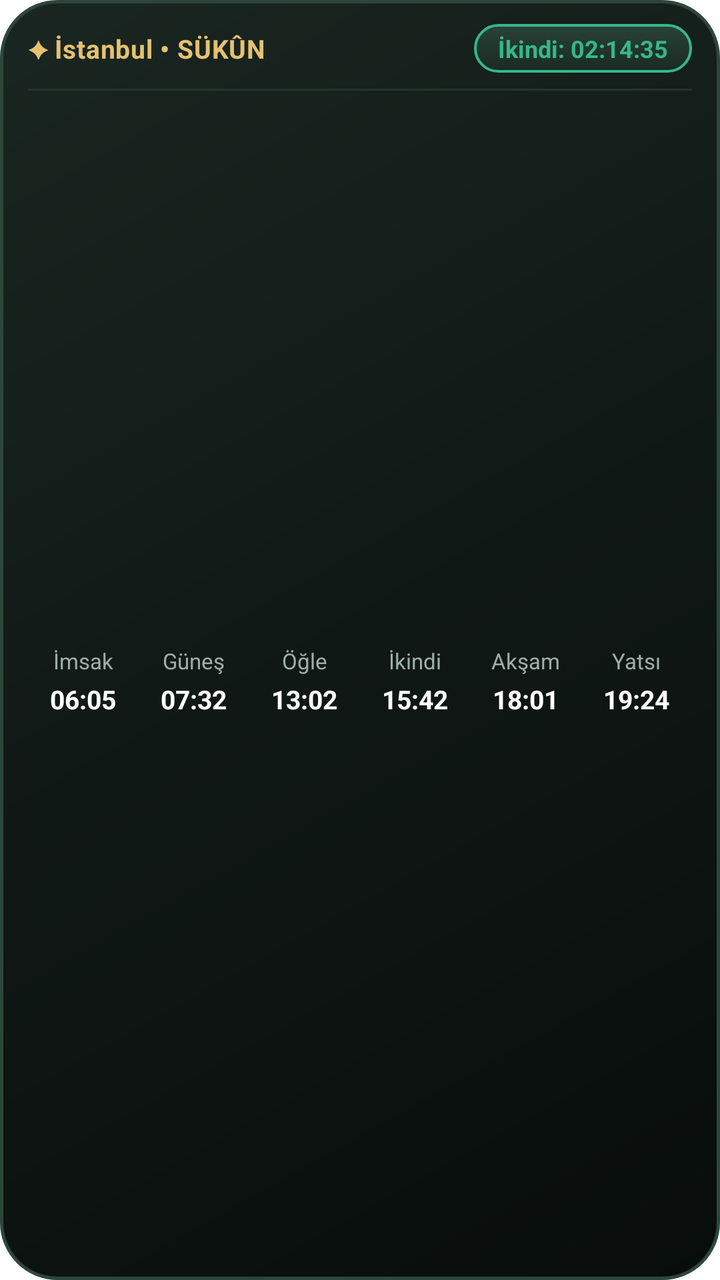
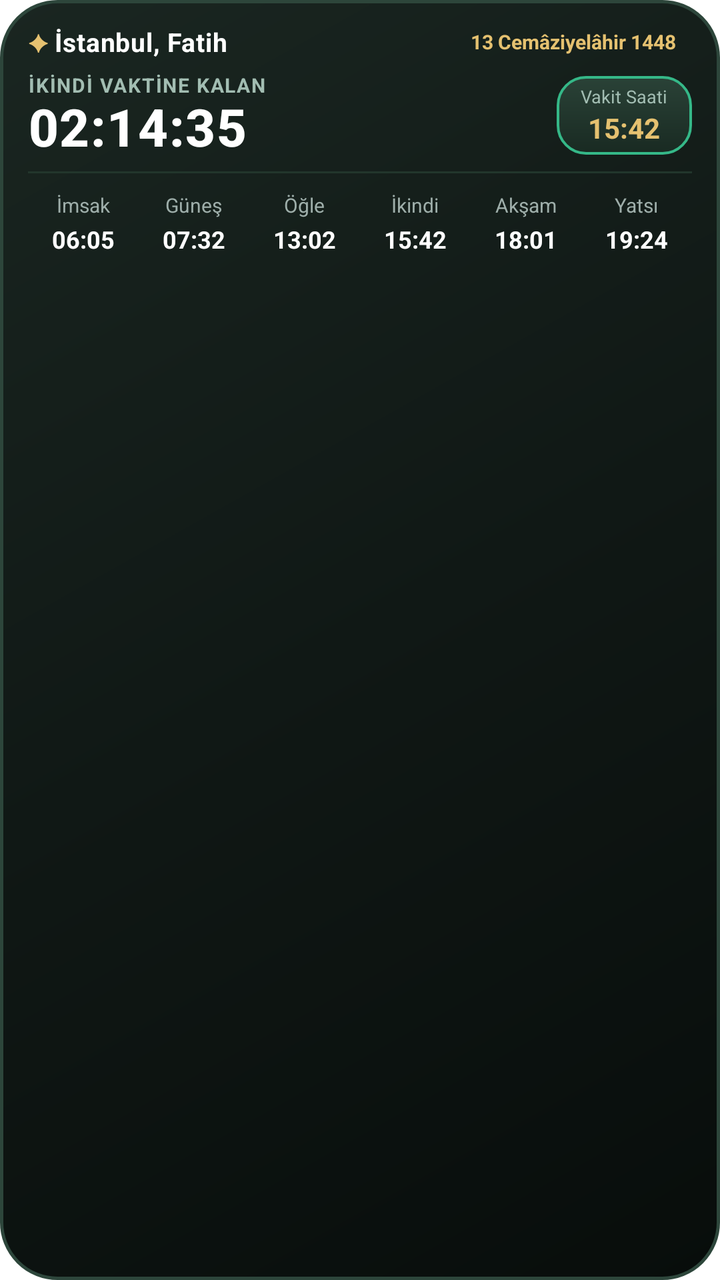

An Android layout rendered at two revisions. The XML below is the earlier revision; the diff shows what the commit changed to produce the second picture.
<!-- AndroidManifest.xml: fallback theme Theme.MaterialComponents.DayNight.NoActionBar -->
<!-- res/layout/sukun_widget_medium_layout.xml -->
<?xml version="1.0" encoding="utf-8"?>
<LinearLayout xmlns:android="http://schemas.android.com/apk/res/android"
    android:id="@+id/widget_medium_root"
    android:layout_width="match_parent"
    android:layout_height="match_parent"
    android:background="@drawable/sukun_widget_bg"
    android:orientation="vertical"
    android:paddingStart="14dp"
    android:paddingTop="12dp"
    android:paddingEnd="14dp"
    android:paddingBottom="12dp">

    
    <LinearLayout
        android:layout_width="match_parent"
        android:layout_height="wrap_content"
        android:gravity="center_vertical"
        android:orientation="horizontal">

        <LinearLayout
            android:layout_width="0dp"
            android:layout_height="wrap_content"
            android:layout_weight="1"
            android:gravity="center_vertical"
            android:orientation="horizontal">

            <TextView
                android:layout_width="wrap_content"
                android:layout_height="wrap_content"
                android:text="✦ "
                android:textColor="#E5C170"
                android:textSize="12sp" />

            <TextView
                android:id="@+id/widget_medium_location"
                android:layout_width="wrap_content"
                android:layout_height="wrap_content"
                android:ellipsize="end"
                android:letterSpacing="0.02"
                android:singleLine="true"
                android:text="İstanbul • SÜKÛN"
                android:textColor="#E5C170"
                android:textSize="13sp"
                android:textStyle="bold" />
        </LinearLayout>

        <TextView
            android:id="@+id/widget_medium_next_countdown"
            android:layout_width="wrap_content"
            android:layout_height="wrap_content"
            android:background="@drawable/sukun_widget_active_box"
            android:paddingStart="12dp"
            android:paddingTop="4dp"
            android:paddingEnd="12dp"
            android:paddingBottom="4dp"
            android:text="İkindi: 02:14:35"
            android:textColor="#35B888"
            android:textSize="12sp"
            android:textStyle="bold" />
    </LinearLayout>

    <FrameLayout
        android:layout_width="match_parent"
        android:layout_height="1dp"
        android:layout_marginTop="8dp"
        android:layout_marginBottom="8dp"
        android:background="#22362C" />

    
    <LinearLayout
        android:layout_width="match_parent"
        android:layout_height="0dp"
        android:layout_weight="1"
        android:gravity="center_vertical"
        android:orientation="horizontal">

        
        <LinearLayout
            android:id="@+id/widget_box_fajr"
            android:layout_width="0dp"
            android:layout_height="match_parent"
            android:layout_weight="1"
            android:gravity="center"
            android:orientation="vertical"
            android:paddingStart="2dp"
            android:paddingTop="4dp"
            android:paddingEnd="2dp"
            android:paddingBottom="4dp">
            <TextView
                android:id="@+id/widget_label_fajr"
                android:layout_width="wrap_content"
                android:layout_height="wrap_content"
                android:text="İmsak"
                android:textColor="#9EAEAA"
                android:textSize="11sp" />
            <TextView
                android:id="@+id/widget_time_fajr"
                android:layout_width="wrap_content"
                android:layout_height="wrap_content"
                android:layout_marginTop="3dp"
                android:text="06:05"
                android:textColor="#FFFFFF"
                android:textSize="13sp"
                android:textStyle="bold" />
        </LinearLayout>

        
        <LinearLayout
            android:id="@+id/widget_box_sunrise"
            android:layout_width="0dp"
            android:layout_height="match_parent"
            android:layout_weight="1"
            android:gravity="center"
            android:orientation="vertical"
            android:paddingStart="2dp"
            android:paddingTop="4dp"
            android:paddingEnd="2dp"
            android:paddingBottom="4dp">
            <TextView
                android:id="@+id/widget_label_sunrise"
                android:layout_width="wrap_content"
                android:layout_height="wrap_content"
                android:text="Güneş"
                android:textColor="#9EAEAA"
                android:textSize="11sp" />
            <TextView
                android:id="@+id/widget_time_sunrise"
                android:layout_width="wrap_content"
                android:layout_height="wrap_content"
                android:layout_marginTop="3dp"
                android:text="07:32"
                android:textColor="#FFFFFF"
                android:textSize="13sp"
                android:textStyle="bold" />
        </LinearLayout>

        
        <LinearLayout
            android:id="@+id/widget_box_dhuhr"
            android:layout_width="0dp"
            android:layout_height="match_parent"
            android:layout_weight="1"
            android:gravity="center"
            android:orientation="vertical"
            android:paddingStart="2dp"
            android:paddingTop="4dp"
            android:paddingEnd="2dp"
            android:paddingBottom="4dp">
            <TextView
                android:id="@+id/widget_label_dhuhr"
                android:layout_width="wrap_content"
                android:layout_height="wrap_content"
                android:text="Öğle"
                android:textColor="#9EAEAA"
                android:textSize="11sp" />
            <TextView
                android:id="@+id/widget_time_dhuhr"
                android:layout_width="wrap_content"
                android:layout_height="wrap_content"
                android:layout_marginTop="3dp"
                android:text="13:02"
                android:textColor="#FFFFFF"
                android:textSize="13sp"
                android:textStyle="bold" />
        </LinearLayout>

        
        <LinearLayout
            android:id="@+id/widget_box_asr"
            android:layout_width="0dp"
            android:layout_height="match_parent"
            android:layout_weight="1"
            android:gravity="center"
            android:orientation="vertical"
            android:paddingStart="2dp"
            android:paddingTop="4dp"
            android:paddingEnd="2dp"
            android:paddingBottom="4dp">
            <TextView
                android:id="@+id/widget_label_asr"
                android:layout_width="wrap_content"
                android:layout_height="wrap_content"
                android:text="İkindi"
                android:textColor="#9EAEAA"
                android:textSize="11sp" />
            <TextView
                android:id="@+id/widget_time_asr"
                android:layout_width="wrap_content"
                android:layout_height="wrap_content"
                android:layout_marginTop="3dp"
                android:text="15:42"
                android:textColor="#FFFFFF"
                android:textSize="13sp"
                android:textStyle="bold" />
        </LinearLayout>

        
        <LinearLayout
            android:id="@+id/widget_box_maghrib"
            android:layout_width="0dp"
            android:layout_height="match_parent"
            android:layout_weight="1"
            android:gravity="center"
            android:orientation="vertical"
            android:paddingStart="2dp"
            android:paddingTop="4dp"
            android:paddingEnd="2dp"
            android:paddingBottom="4dp">
            <TextView
                android:id="@+id/widget_label_maghrib"
                android:layout_width="wrap_content"
                android:layout_height="wrap_content"
                android:text="Akşam"
                android:textColor="#9EAEAA"
                android:textSize="11sp" />
            <TextView
                android:id="@+id/widget_time_maghrib"
                android:layout_width="wrap_content"
                android:layout_height="wrap_content"
                android:layout_marginTop="3dp"
                android:text="18:01"
                android:textColor="#FFFFFF"
                android:textSize="13sp"
                android:textStyle="bold" />
        </LinearLayout>

        
        <LinearLayout
            android:id="@+id/widget_box_isha"
            android:layout_width="0dp"
            android:layout_height="match_parent"
            android:layout_weight="1"
            android:gravity="center"
            android:orientation="vertical"
            android:paddingStart="2dp"
            android:paddingTop="4dp"
            android:paddingEnd="2dp"
            android:paddingBottom="4dp">
            <TextView
                android:id="@+id/widget_label_isha"
                android:layout_width="wrap_content"
                android:layout_height="wrap_content"
                android:text="Yatsı"
                android:textColor="#9EAEAA"
                android:textSize="11sp" />
            <TextView
                android:id="@+id/widget_time_isha"
                android:layout_width="wrap_content"
                android:layout_height="wrap_content"
                android:layout_marginTop="3dp"
                android:text="19:24"
                android:textColor="#FFFFFF"
                android:textSize="13sp"
                android:textStyle="bold" />
        </LinearLayout>
    </LinearLayout>
</LinearLayout>
<!-- resources referenced by this layout -->
<resources>
  <!-- drawable sukun_widget_active_box (drawable) -->
  <?xml version="1.0" encoding="utf-8"?>
  <shape xmlns:android="http://schemas.android.com/apk/res/android"
      android:shape="rectangle">
      <gradient
          android:angle="270"
          android:startColor="#2A4237"
          android:endColor="#192A22"
          android:type="linear" />
      <corners android:radius="14dp" />
      <stroke
          android:width="1.2dp"
          android:color="#35B888" />
  </shape>
  <!-- drawable sukun_widget_bg (drawable) -->
  <?xml version="1.0" encoding="utf-8"?>
  <shape xmlns:android="http://schemas.android.com/apk/res/android"
      android:shape="rectangle">
      <gradient
          android:angle="315"
          android:startColor="#1A2621"
          android:centerColor="#101815"
          android:endColor="#080D0B"
          android:type="linear" />
      <corners android:radius="28dp" />
      <stroke
          android:width="1.5dp"
          android:color="#2D463B" />
  </shape>
</resources>

<!-- the commit's change to res/layout/sukun_widget_medium_layout.xml (unified diff, before → after) -->
@@ -38,39 +38,107 @@
                 android:ellipsize="end"
                 android:letterSpacing="0.02"
                 android:singleLine="true"
-                android:text="İstanbul • SÜKÛN"
-                android:textColor="#E5C170"
+                android:text="İstanbul, Fatih"
+                android:textColor="#FFFFFF"
                 android:textSize="13sp"
                 android:textStyle="bold" />
         </LinearLayout>
 
+        
         <TextView
-            android:id="@+id/widget_medium_next_countdown"
+            android:id="@+id/widget_medium_hijri_date"
             android:layout_width="wrap_content"
             android:layout_height="wrap_content"
+            android:background="@drawable/sukun_widget_transparent_box"
+            android:paddingStart="8dp"
+            android:paddingTop="2dp"
+            android:paddingEnd="8dp"
+            android:paddingBottom="2dp"
+            android:text="13 Cemâziyelâhir 1448"
+            android:textColor="#E5C170"
+            android:textSize="10sp"
+            android:textStyle="bold" />
+    </LinearLayout>
+
+    
+    <LinearLayout
+        android:layout_width="match_parent"
+        android:layout_height="wrap_content"
+        android:layout_marginTop="6dp"
+        android:gravity="center_vertical"
+        android:orientation="horizontal">
+
+        <LinearLayout
+            android:layout_width="0dp"
+            android:layout_height="wrap_content"
+            android:layout_weight="1"
+            android:orientation="vertical">
+
+            <TextView
+                android:id="@+id/widget_medium_hero_label"
+                android:layout_width="wrap_content"
+                android:layout_height="wrap_content"
+                android:letterSpacing="0.06"
+                android:text="İKİNDİ VAKTİNE KALAN"
+                android:textColor="#A2BDB2"
+                android:textSize="10sp"
+                android:textStyle="bold" />
+
+            <TextView
+                android:id="@+id/widget_medium_hero_timer"
+                android:layout_width="wrap_content"
+                android:layout_height="wrap_content"
+                android:fontFamily="sans-serif-medium"
+                android:includeFontPadding="false"
+                android:letterSpacing="0.02"
+                android:text="02:14:35"
+                android:textColor="#FFFFFF"
+                android:textSize="26sp"
+                android:textStyle="bold" />
+        </LinearLayout>
+
+        
+        <LinearLayout
+            android:layout_width="wrap_content"
+            android:layout_height="wrap_content"
             android:background="@drawable/sukun_widget_active_box"
+            android:gravity="center"
+            android:orientation="vertical"
             android:paddingStart="12dp"
             android:paddingTop="4dp"
             android:paddingEnd="12dp"
-            android:paddingBottom="4dp"
-            android:text="İkindi: 02:14:35"
-            android:textColor="#35B888"
-            android:textSize="12sp"
-            android:textStyle="bold" />
+            android:paddingBottom="4dp">
+
+            <TextView
+                android:layout_width="wrap_content"
+                android:layout_height="wrap_content"
+                android:text="Vakit Saati"
+                android:textColor="#A2BDB2"
+                android:textSize="9sp" />
+
+            <TextView
+                android:id="@+id/widget_medium_next_prayer_time"
+                android:layout_width="wrap_content"
+                android:layout_height="wrap_content"
+                android:text="15:42"
+                android:textColor="#E5C170"
+                android:textSize="14sp"
+                android:textStyle="bold" />
+        </LinearLayout>
     </LinearLayout>
 
+    
     <FrameLayout
         android:layout_width="match_parent"
         android:layout_height="1dp"
-        android:layout_marginTop="8dp"
-        android:layout_marginBottom="8dp"
+        android:layout_marginTop="6dp"
+        android:layout_marginBottom="6dp"
         android:background="#22362C" />
 
     
     <LinearLayout
         android:layout_width="match_parent"
-        android:layout_height="0dp"
-        android:layout_weight="1"
+        android:layout_height="wrap_content"
         android:gravity="center_vertical"
         android:orientation="horizontal">
 
@@ -78,29 +146,29 @@
         <LinearLayout
             android:id="@+id/widget_box_fajr"
             android:layout_width="0dp"
-            android:layout_height="match_parent"
-            android:layout_weight="1"
-            android:gravity="center"
-            android:orientation="vertical"
-            android:paddingStart="2dp"
-            android:paddingTop="4dp"
-            android:paddingEnd="2dp"
-            android:paddingBottom="4dp">
+            android:layout_height="wrap_content"
+            android:layout_weight="1"
+            android:gravity="center"
+            android:orientation="vertical"
+            android:paddingStart="2dp"
+            android:paddingTop="3dp"
+            android:paddingEnd="2dp"
+            android:paddingBottom="3dp">
             <TextView
                 android:id="@+id/widget_label_fajr"
                 android:layout_width="wrap_content"
                 android:layout_height="wrap_content"
                 android:text="İmsak"
                 android:textColor="#9EAEAA"
-                android:textSize="11sp" />
+                android:textSize="10sp" />
             <TextView
                 android:id="@+id/widget_time_fajr"
                 android:layout_width="wrap_content"
                 android:layout_height="wrap_content"
-                android:layout_marginTop="3dp"
+                android:layout_marginTop="2dp"
                 android:text="06:05"
                 android:textColor="#FFFFFF"
-                android:textSize="13sp"
+                android:textSize="12sp"
                 android:textStyle="bold" />
         </LinearLayout>
 
@@ -108,29 +176,29 @@
         <LinearLayout
             android:id="@+id/widget_box_sunrise"
             android:layout_width="0dp"
-            android:layout_height="match_parent"
-            android:layout_weight="1"
-            android:gravity="center"
-            android:orientation="vertical"
-            android:paddingStart="2dp"
-            android:paddingTop="4dp"
-            android:paddingEnd="2dp"
-            android:paddingBottom="4dp">
+            android:layout_height="wrap_content"
+            android:layout_weight="1"
+            android:gravity="center"
+            android:orientation="vertical"
+            android:paddingStart="2dp"
+            android:paddingTop="3dp"
+            android:paddingEnd="2dp"
+            android:paddingBottom="3dp">
             <TextView
                 android:id="@+id/widget_label_sunrise"
                 android:layout_width="wrap_content"
                 android:layout_height="wrap_content"
                 android:text="Güneş"
                 android:textColor="#9EAEAA"
-                android:textSize="11sp" />
+                android:textSize="10sp" />
             <TextView
                 android:id="@+id/widget_time_sunrise"
                 android:layout_width="wrap_content"
                 android:layout_height="wrap_content"
-                android:layout_marginTop="3dp"
+                android:layout_marginTop="2dp"
                 android:text="07:32"
                 android:textColor="#FFFFFF"
-                android:textSize="13sp"
+                android:textSize="12sp"
                 android:textStyle="bold" />
         </LinearLayout>
 
@@ -138,29 +206,29 @@
         <LinearLayout
             android:id="@+id/widget_box_dhuhr"
             android:layout_width="0dp"
-            android:layout_height="match_parent"
-            android:layout_weight="1"
-            android:gravity="center"
-            android:orientation="vertical"
-            android:paddingStart="2dp"
-            android:paddingTop="4dp"
-            android:paddingEnd="2dp"
-            android:paddingBottom="4dp">
+            android:layout_height="wrap_content"
+            android:layout_weight="1"
+            android:gravity="center"
+            android:orientation="vertical"
+            android:paddingStart="2dp"
+            android:paddingTop="3dp"
+            android:paddingEnd="2dp"
+            android:paddingBottom="3dp">
             <TextView
                 android:id="@+id/widget_label_dhuhr"
                 android:layout_width="wrap_content"
                 android:layout_height="wrap_content"
                 android:text="Öğle"
                 android:textColor="#9EAEAA"
-                android:textSize="11sp" />
+                android:textSize="10sp" />
             <TextView
                 android:id="@+id/widget_time_dhuhr"
                 android:layout_width="wrap_content"
                 android:layout_height="wrap_content"
-                android:layout_marginTop="3dp"
+                android:layout_marginTop="2dp"
                 android:text="13:02"
                 android:textColor="#FFFFFF"
-                android:textSize="13sp"
+                android:textSize="12sp"
                 android:textStyle="bold" />
         </LinearLayout>
 
@@ -168,29 +236,29 @@
         <LinearLayout
             android:id="@+id/widget_box_asr"
             android:layout_width="0dp"
-            android:layout_height="match_parent"
-            android:layout_weight="1"
-            android:gravity="center"
-            android:orientation="vertical"
-            android:paddingStart="2dp"
-            android:paddingTop="4dp"
-            android:paddingEnd="2dp"
-            android:paddingBottom="4dp">
+            android:layout_height="wrap_content"
+            android:layout_weight="1"
+            android:gravity="center"
+            android:orientation="vertical"
+            android:paddingStart="2dp"
+            android:paddingTop="3dp"
+            android:paddingEnd="2dp"
+            android:paddingBottom="3dp">
             <TextView
                 android:id="@+id/widget_label_asr"
                 android:layout_width="wrap_content"
                 android:layout_height="wrap_content"
                 android:text="İkindi"
                 android:textColor="#9EAEAA"
-                android:textSize="11sp" />
+                android:textSize="10sp" />
             <TextView
                 android:id="@+id/widget_time_asr"
                 android:layout_width="wrap_content"
                 android:layout_height="wrap_content"
-                android:layout_marginTop="3dp"
+                android:layout_marginTop="2dp"
                 android:text="15:42"
                 android:textColor="#FFFFFF"
-                android:textSize="13sp"
+                android:textSize="12sp"
                 android:textStyle="bold" />
         </LinearLayout>
 
@@ -198,29 +266,29 @@
         <LinearLayout
             android:id="@+id/widget_box_maghrib"
             android:layout_width="0dp"
-            android:layout_height="match_parent"
-            android:layout_weight="1"
-            android:gravity="center"
-            android:orientation="vertical"
-            android:paddingStart="2dp"
-            android:paddingTop="4dp"
-            android:paddingEnd="2dp"
-            android:paddingBottom="4dp">
+            android:layout_height="wrap_content"
+            android:layout_weight="1"
+            android:gravity="center"
+            android:orientation="vertical"
+            android:paddingStart="2dp"
+            android:paddingTop="3dp"
+            android:paddingEnd="2dp"
+            android:paddingBottom="3dp">
             <TextView
                 android:id="@+id/widget_label_maghrib"
                 android:layout_width="wrap_content"
                 android:layout_height="wrap_content"
                 android:text="Akşam"
                 android:textColor="#9EAEAA"
-                android:textSize="11sp" />
+                android:textSize="10sp" />
             <TextView
                 android:id="@+id/widget_time_maghrib"
                 android:layout_width="wrap_content"
                 android:layout_height="wrap_content"
-                android:layout_marginTop="3dp"
+                android:layout_marginTop="2dp"
                 android:text="18:01"
                 android:textColor="#FFFFFF"
-                android:textSize="13sp"
+                android:textSize="12sp"
                 android:textStyle="bold" />
         </LinearLayout>
 
@@ -228,29 +296,29 @@
         <LinearLayout
             android:id="@+id/widget_box_isha"
             android:layout_width="0dp"
-            android:layout_height="match_parent"
-            android:layout_weight="1"
-            android:gravity="center"
-            android:orientation="vertical"
-            android:paddingStart="2dp"
-            android:paddingTop="4dp"
-            android:paddingEnd="2dp"
-            android:paddingBottom="4dp">
+            android:layout_height="wrap_content"
+            android:layout_weight="1"
+            android:gravity="center"
+            android:orientation="vertical"
+            android:paddingStart="2dp"
+            android:paddingTop="3dp"
+            android:paddingEnd="2dp"
+            android:paddingBottom="3dp">
             <TextView
                 android:id="@+id/widget_label_isha"
                 android:layout_width="wrap_content"
                 android:layout_height="wrap_content"
                 android:text="Yatsı"
                 android:textColor="#9EAEAA"
-                android:textSize="11sp" />
+                android:textSize="10sp" />
             <TextView
                 android:id="@+id/widget_time_isha"
                 android:layout_width="wrap_content"
                 android:layout_height="wrap_content"
-                android:layout_marginTop="3dp"
+                android:layout_marginTop="2dp"
                 android:text="19:24"
                 android:textColor="#FFFFFF"
-                android:textSize="13sp"
+                android:textSize="12sp"
                 android:textStyle="bold" />
         </LinearLayout>
     </LinearLayout>
<!-- resource entries referenced after the edit -->
@@ -29,5 +29,11 @@
           android:width="1.5dp"
           android:color="#2D463B" />
   </shape>
+  <!-- drawable sukun_widget_transparent_box (drawable) -->
+  <?xml version="1.0" encoding="utf-8"?>
+  <shape xmlns:android="http://schemas.android.com/apk/res/android"
+      android:shape="rectangle">
+      <solid android:color="@android:color/transparent" />
+  </shape>
 </resources>
 
